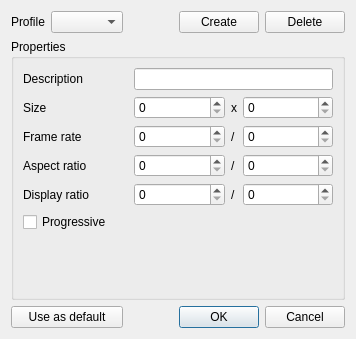
Qt form src/widgets/profiledialog_ui.ui (KDE/kdenlive) before a commit.
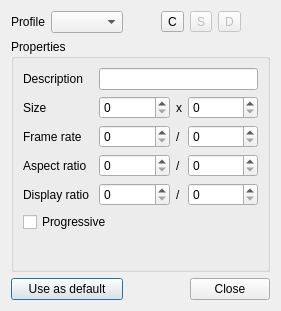
The same form after that commit. Custom widgets are drawn as their Qt base class.

Commit message: update profile management dialog

The edit to the form file:
```diff
--- a/src/widgets/profiledialog_ui.ui
+++ b/src/widgets/profiledialog_ui.ui
@@ -5,17 +5,14 @@
    <rect>
     <x>0</x>
     <y>0</y>
-    <width>356</width>
-    <height>339</height>
+    <width>263</width>
+    <height>311</height>
    </rect>
   </property>
   <property name="windowTitle" >
    <string>Profiles</string>
   </property>
   <layout class="QGridLayout" name="gridLayout_2" >
-   <item row="0" column="1" >
-    <widget class="KComboBox" name="profiles_list" />
-   </item>
    <item row="0" column="0" >
     <widget class="QLabel" name="label" >
      <property name="text" >
@@ -23,36 +20,8 @@
      </property>
     </widget>
    </item>
-   <item row="0" column="3" >
-    <widget class="KPushButton" name="button_create" >
-     <property name="text" >
-      <string>Create</string>
-     </property>
-    </widget>
-   </item>
-   <item row="0" column="4" >
-    <widget class="KPushButton" name="button_delete" >
-     <property name="text" >
-      <string>Delete</string>
-     </property>
-    </widget>
-   </item>
-   <item row="2" column="0" colspan="2" >
-    <widget class="KPushButton" name="button_default" >
-     <property name="text" >
-      <string>Use as default</string>
-     </property>
-    </widget>
-   </item>
-   <item row="2" column="3" colspan="2" >
-    <widget class="QDialogButtonBox" name="buttonBox" >
-     <property name="orientation" >
-      <enum>Qt::Horizontal</enum>
-     </property>
-     <property name="standardButtons" >
-      <set>QDialogButtonBox::Cancel|QDialogButtonBox::Ok</set>
-     </property>
-    </widget>
+   <item row="0" column="1" >
+    <widget class="KComboBox" name="profiles_list" />
    </item>
    <item row="0" column="2" >
     <spacer name="horizontalSpacer" >
@@ -67,7 +36,7 @@
      </property>
     </spacer>
    </item>
-   <item row="1" column="0" colspan="5" >
+   <item row="1" column="0" colspan="7" >
     <widget class="QGroupBox" name="properties" >
      <property name="title" >
       <string>Properties</string>
@@ -203,7 +172,14 @@
       <item row="4" column="3" >
        <widget class="KIntSpinBox" name="display_den" />
       </item>
-      <item row="6" column="0" >
+      <item row="5" column="0" colspan="4" >
+       <widget class="QCheckBox" name="progressive" >
+        <property name="text" >
+         <string>Progressive</string>
+        </property>
+       </widget>
+      </item>
+      <item row="6" column="0" colspan="2" >
        <spacer name="verticalSpacer" >
         <property name="orientation" >
          <enum>Qt::Vertical</enum>
@@ -216,25 +192,67 @@
         </property>
        </spacer>
       </item>
-      <item row="5" column="0" >
-       <widget class="QCheckBox" name="progressive" >
-        <property name="text" >
-         <string>Progressive</string>
-        </property>
-       </widget>
-      </item>
      </layout>
     </widget>
    </item>
+   <item row="2" column="0" colspan="2" >
+    <widget class="KPushButton" name="button_default" >
+     <property name="text" >
+      <string>Use as default</string>
+     </property>
+    </widget>
+   </item>
+   <item row="2" column="2" >
+    <spacer name="horizontalSpacer_2" >
+     <property name="orientation" >
+      <enum>Qt::Horizontal</enum>
+     </property>
+     <property name="sizeHint" stdset="0" >
+      <size>
+       <width>40</width>
+       <height>20</height>
+      </size>
+     </property>
+    </spacer>
+   </item>
+   <item row="2" column="4" colspan="3" >
+    <widget class="QDialogButtonBox" name="buttonBox" >
+     <property name="orientation" >
+      <enum>Qt::Horizontal</enum>
+     </property>
+     <property name="standardButtons" >
+      <set>QDialogButtonBox::Close</set>
+     </property>
+    </widget>
+   </item>
+   <item row="0" column="3" >
+    <widget class="QToolButton" name="button_create" >
+     <property name="text" >
+      <string>C</string>
+     </property>
+    </widget>
+   </item>
+   <item row="0" column="4" >
+    <widget class="QToolButton" name="button_save" >
+     <property name="enabled" >
+      <bool>false</bool>
+     </property>
+     <property name="text" >
+      <string>S</string>
+     </property>
+    </widget>
+   </item>
+   <item row="0" column="5" >
+    <widget class="QToolButton" name="button_delete" >
+     <property name="enabled" >
+      <bool>false</bool>
+     </property>
+     <property name="text" >
+      <string>D</string>
+     </property>
+    </widget>
+   </item>
   </layout>
-  <zorder>profiles_list</zorder>
-  <zorder>label</zorder>
-  <zorder>button_create</zorder>
-  <zorder>button_delete</zorder>
-  <zorder>button_default</zorder>
-  <zorder>buttonBox</zorder>
-  <zorder>horizontalSpacer</zorder>
-  <zorder>properties</zorder>
  </widget>
  <customwidgets>
   <customwidget>
```
